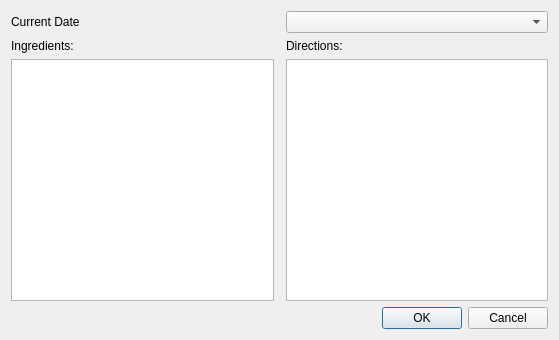
Old version of the form mealplanner/viewmealdetails.ui in the repository escobaros-dos/mealplanner.
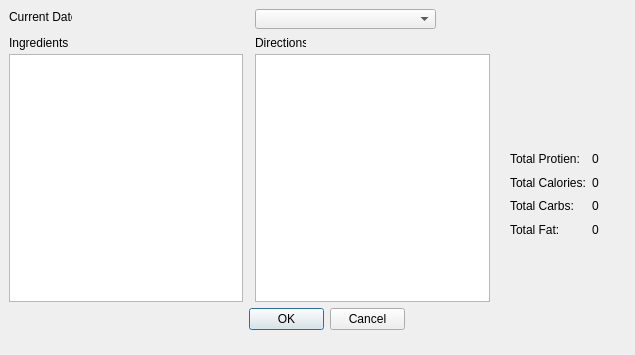
New version of the form.

What changed in the file:
```diff
--- a/mealplanner/viewmealdetails.ui
+++ b/mealplanner/viewmealdetails.ui
@@ -6,42 +6,73 @@
    <rect>
     <x>0</x>
     <y>0</y>
-    <width>559</width>
-    <height>340</height>
+    <width>635</width>
+    <height>355</height>
    </rect>
   </property>
   <property name="windowTitle">
    <string>Meal Details</string>
   </property>
-  <layout class="QGridLayout" name="gridLayout">
-   <item row="0" column="2">
     <widget class="QComboBox" name="MealsComboBox">
+   <property name="geometry">
+    <rect>
+     <x>255</x>
+     <y>9</y>
+     <width>181</width>
+     <height>20</height>
+    </rect>
+   </property>
      <item>
       <property name="text">
        <string/>
       </property>
      </item>
     </widget>
-   </item>
-   <item row="1" column="0">
     <widget class="QLabel" name="IngredientsLabel">
+   <property name="geometry">
+    <rect>
+     <x>9</x>
+     <y>35</y>
+     <width>59</width>
+     <height>16</height>
+    </rect>
+   </property>
      <property name="text">
       <string>Ingredients:</string>
      </property>
     </widget>
-   </item>
-   <item row="1" column="2">
     <widget class="QLabel" name="DirectionsLabel">
+   <property name="geometry">
+    <rect>
+     <x>255</x>
+     <y>35</y>
+     <width>51</width>
+     <height>16</height>
+    </rect>
+   </property>
      <property name="text">
       <string>Directions:</string>
      </property>
     </widget>
-   </item>
-   <item row="2" column="2">
-    <widget class="QTextBrowser" name="DirectionsTextBrowser"/>
-   </item>
-   <item row="3" column="1" colspan="2">
+  <widget class="QTextBrowser" name="DirectionsTextBrowser">
+   <property name="geometry">
+    <rect>
+     <x>255</x>
+     <y>54</y>
+     <width>235</width>
+     <height>248</height>
+    </rect>
+   </property>
+  </widget>
     <widget class="QDialogButtonBox" name="buttonBox">
+   <property name="geometry">
+    <rect>
+     <x>249</x>
+     <y>308</y>
+     <width>156</width>
+     <height>23</height>
+    </rect>
+   </property>
      <property name="orientation">
       <enum>Qt::Horizontal</enum>
      </property>
@@ -49,18 +80,97 @@
       <set>QDialogButtonBox::Cancel|QDialogButtonBox::Ok</set>
      </property>
     </widget>
-   </item>
-   <item row="0" column="0">
     <widget class="QLabel" name="CurrentDateLabel">
+   <property name="geometry">
+    <rect>
+     <x>9</x>
+     <y>9</y>
+     <width>63</width>
+     <height>16</height>
+    </rect>
+   </property>
      <property name="text">
       <string>Current Date</string>
      </property>
     </widget>
-   </item>
+  <widget class="QListWidget" name="listOfIngredients">
+   <property name="geometry">
+    <rect>
+     <x>9</x>
+     <y>54</y>
+     <width>234</width>
+     <height>248</height>
+    </rect>
+   </property>
+  </widget>
+  <widget class="QWidget" name="layoutWidget">
+   <property name="geometry">
+    <rect>
+     <x>510</x>
+     <y>150</y>
+     <width>98</width>
+     <height>88</height>
+    </rect>
+   </property>
+   <layout class="QGridLayout" name="gridLayout">
    <item row="2" column="0">
-    <widget class="QListWidget" name="listOfIngredients"/>
-   </item>
-  </layout>
+     <widget class="QLabel" name="CarbsLabel">
+      <property name="text">
+       <string>Total Carbs:</string>
+      </property>
+     </widget>
+    </item>
+    <item row="3" column="0">
+     <widget class="QLabel" name="FatLabel">
+      <property name="text">
+       <string>Total Fat:</string>
+      </property>
+     </widget>
+    </item>
+    <item row="0" column="2">
+     <widget class="QLabel" name="ProtienInputLabel">
+      <property name="text">
+       <string>0</string>
+      </property>
+     </widget>
+    </item>
+    <item row="3" column="2">
+     <widget class="QLabel" name="FatInputLabel">
+      <property name="text">
+       <string>0</string>
+      </property>
+     </widget>
+    </item>
+    <item row="2" column="2">
+     <widget class="QLabel" name="CarbsInputLabel">
+      <property name="text">
+       <string>0</string>
+      </property>
+     </widget>
+    </item>
+    <item row="1" column="2">
+     <widget class="QLabel" name="CaloriesInputLabel">
+      <property name="text">
+       <string>0</string>
+      </property>
+     </widget>
+    </item>
+    <item row="1" column="0">
+     <widget class="QLabel" name="CalorieLabel">
+      <property name="text">
+       <string>Total Calories:</string>
+      </property>
+     </widget>
+    </item>
+    <item row="0" column="0">
+     <widget class="QLabel" name="ProtienLabel">
+      <property name="text">
+       <string>Total Protien:</string>
+      </property>
+     </widget>
+    </item>
+   </layout>
+  </widget>
  </widget>
  <resources/>
  <connections>
```
Lines whose indentation alone changed are shown as unchanged.
